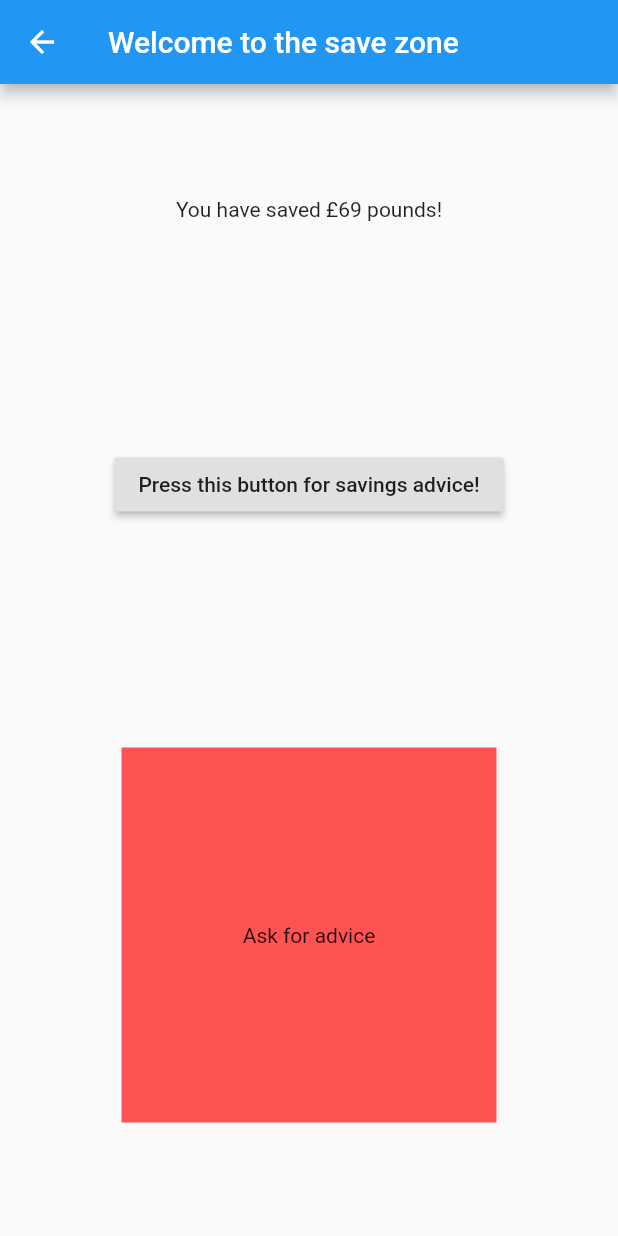
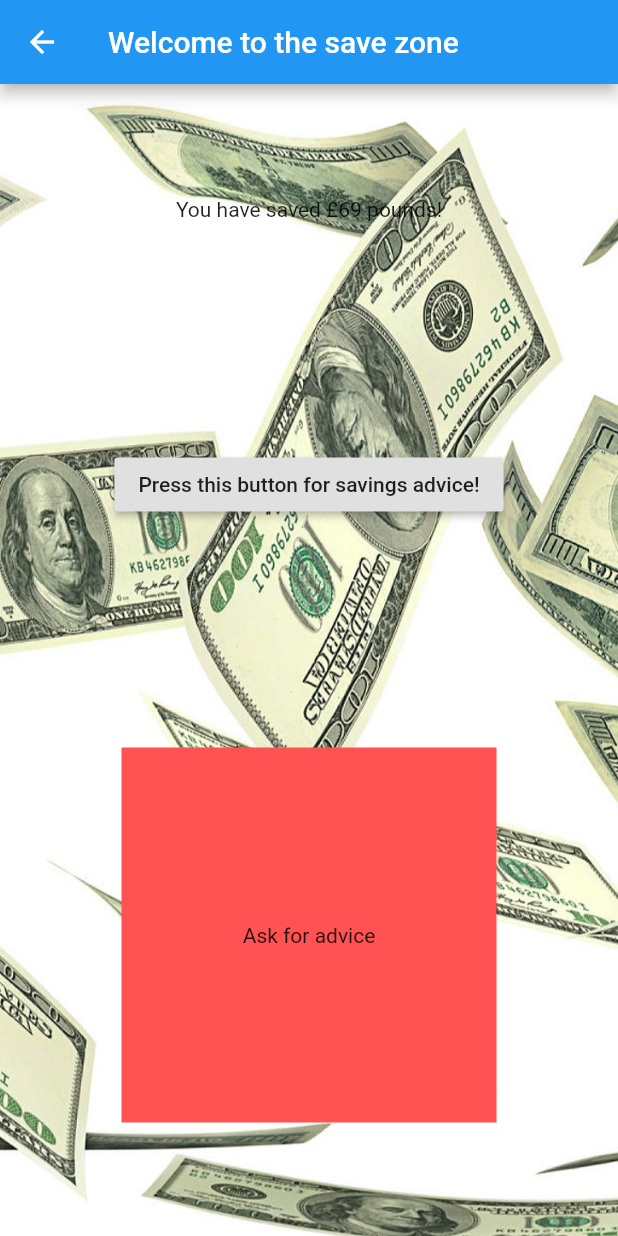
Before and after one commit to cycloss/Food-Dudes-Finance, a Flutter app: the ThirdScreen screen opened directly, on a phone screen of 412 x 824 dp. Run offline on Flutter 3.47's test engine with Material 2 defaults, Android fonts, the light colour scheme and no system bars.

Commit message:
added thematic background for third screen

```diff
--- a/lib/ThirdScreen.dart
+++ b/lib/ThirdScreen.dart
@@ -34,7 +34,14 @@ class _ThirdScreenState extends State<ThirdScreen> {
       appBar: AppBar(
         title: const Text('Welcome to the save zone'),
       ),
-      body: Column(
+      body: Container(
+        decoration: BoxDecoration(
+          image: DecorationImage(
+            image: AssetImage('images/money.jpg'),
+            fit: BoxFit.cover,
+          )
+        ),
+        child: Column(
         mainAxisAlignment: MainAxisAlignment.spaceAround,
         children: [
           Center(
@@ -52,6 +59,7 @@ class _ThirdScreenState extends State<ThirdScreen> {
           )
         ],
       ),
+      )
     );
   }
 }
```
Also changed, not shown: images/money.jpg (added).
